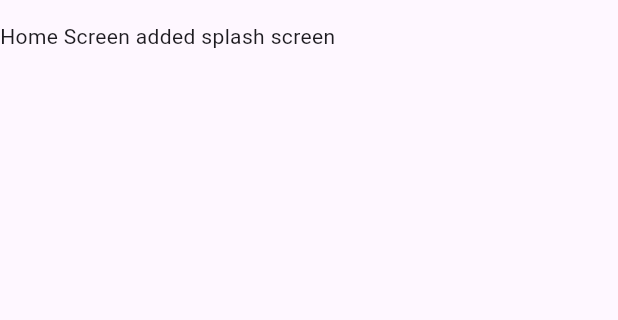
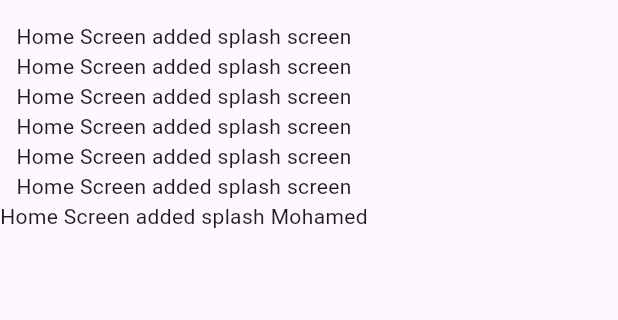
Before and after one commit to Mohamed-Essam-Mohamed/git, a Flutter app: the screen it shows after launch, on a phone screen of 412 x 824 dp, the part 63-383 px from its top. Run offline on Flutter 3.47's test engine with Material 3 defaults, Android fonts, the phone set to English and light mode, and no system bars.

Commit message:
added text

```diff
--- a/lib/main.dart
+++ b/lib/main.dart
@@ -31,6 +31,12 @@ class HomeScreen extends StatelessWidget {
       body: Column(
         children: [
           Text('Home Screen added splash screen'),
+          Text('Home Screen added splash screen'),
+          Text('Home Screen added splash screen'),
+          Text('Home Screen added splash screen'),
+          Text('Home Screen added splash screen'),
+          Text('Home Screen added splash screen'),
+          Text('Home Screen added splash Mohamed'),
         ],
       ),
     );
```
